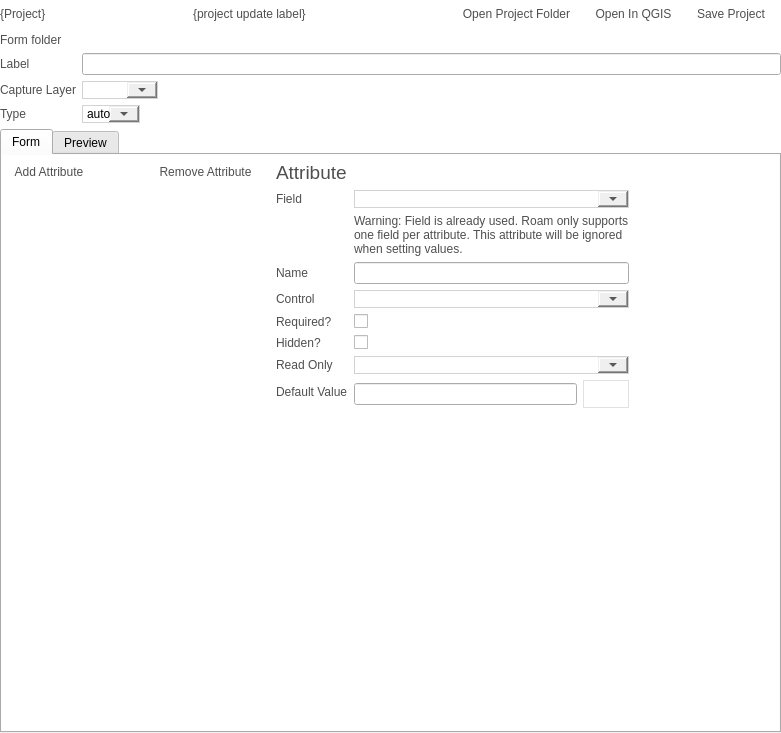
roam-qgis/Roam, file src/configmanager/ui/ui_projectwidget.ui: the form before one commit.
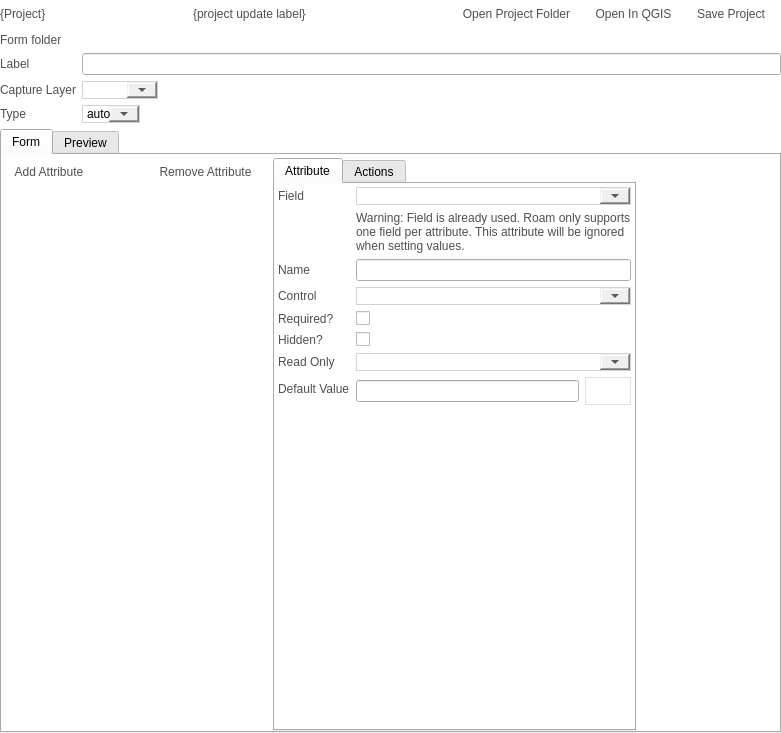
The form after the commit. The open tabs and pages were chosen to show the change. Icons and pictures are not drawn. Custom widgets are drawn as their Qt base class.

Commit message: Fix #156 - Add remember last values action to config manager

What changed in the file:
```diff
--- a/src/configmanager/ui/ui_projectwidget.ui
+++ b/src/configmanager/ui/ui_projectwidget.ui
@@ -484,6 +484,19 @@
                </widget>
               </item>
               <item row="0" column="1">
+               <widget class="QTabWidget" name="tabWidget">
+                <property name="currentIndex">
+                 <number>0</number>
+                </property>
+                <widget class="QWidget" name="tab_3">
+                 <attribute name="title">
+                  <string>Attribute</string>
+                 </attribute>
+                 <layout class="QGridLayout" name="gridLayout_13">
+                  <property name="margin">
+                   <number>0</number>
+                  </property>
+                  <item row="0" column="0">
                <widget class="QFrame" name="widgetframe">
                 <property name="sizePolicy">
                  <sizepolicy hsizetype="Expanding" vsizetype="Preferred">
@@ -507,33 +520,14 @@
                  <property name="bottomMargin">
                   <number>0</number>
                  </property>
-                 <item row="0" column="0">
-                  <widget class="QLabel" name="formHeader_2">
-                   <property name="font">
-                    <font>
-                     <family>Segoe UI</family>
-                     <pointsize>14</pointsize>
-                     <weight>9</weight>
-                     <italic>false</italic>
-                     <bold>false</bold>
-                    </font>
-                   </property>
-                   <property name="text">
-                    <string>Attribute</string>
-                   </property>
-                   <property name="isheader" stdset="0">
-                    <bool>true</bool>
-                   </property>
-                  </widget>
-                 </item>
-                 <item row="2" column="0">
+                     <item row="1" column="0">
                   <widget class="QLabel" name="label_4">
                    <property name="text">
                     <string>Field</string>
                    </property>
                   </widget>
                  </item>
-                 <item row="2" column="1">
+                     <item row="1" column="1">
                   <widget class="QComboBox" name="fieldList">
                    <property name="enabled">
                     <bool>true</bool>
@@ -549,24 +543,37 @@
                    </property>
                   </widget>
                  </item>
-                 <item row="4" column="0">
+                     <item row="2" column="1">
+                      <widget class="QLabel" name="fieldwarninglabel">
+                       <property name="text">
+                        <string>Warning: Field is already used. Roam only supports one field per attribute. This attribute will be ignored when setting values.</string>
+                       </property>
+                       <property name="wordWrap">
+                        <bool>true</bool>
+                       </property>
+                       <property name="warning" stdset="0">
+                        <bool>true</bool>
+                       </property>
+                      </widget>
+                     </item>
+                     <item row="3" column="0">
                   <widget class="QLabel" name="label_11">
                    <property name="text">
                     <string>Name</string>
                    </property>
                   </widget>
                  </item>
-                 <item row="4" column="1">
+                     <item row="3" column="1">
                   <widget class="QLineEdit" name="nameText"/>
                  </item>
-                 <item row="6" column="0">
+                     <item row="5" column="0">
                   <widget class="QLabel" name="label_8">
                    <property name="text">
                     <string>Control</string>
                    </property>
                   </widget>
                  </item>
-                 <item row="6" column="1">
+                     <item row="5" column="1">
                   <widget class="QComboBox" name="widgetCombo">
                    <property name="sizePolicy">
                     <sizepolicy hsizetype="Expanding" vsizetype="Fixed">
@@ -576,7 +583,7 @@
                    </property>
                   </widget>
                  </item>
-                 <item row="7" column="0">
+                     <item row="6" column="0">
                   <widget class="QLabel" name="label_10">
                    <property name="toolTip">
                     <string>&lt;!DOCTYPE HTML PUBLIC &quot;-//W3C//DTD HTML 4.0//EN&quot; &quot;http://www.w3.org/TR/REC-html40/strict.dtd&quot;&gt;
@@ -601,14 +608,14 @@
                    </property>
                   </widget>
                  </item>
-                 <item row="7" column="1">
+                     <item row="6" column="1">
                   <widget class="QCheckBox" name="requiredCheck">
                    <property name="text">
                     <string/>
                    </property>
                   </widget>
                  </item>
-                 <item row="8" column="0">
+                     <item row="7" column="0">
                   <widget class="QLabel" name="label_12">
                    <property name="toolTip">
                     <string>&lt;!DOCTYPE HTML PUBLIC &quot;-//W3C//DTD HTML 4.0//EN&quot; &quot;http://www.w3.org/TR/REC-html40/strict.dtd&quot;&gt;
@@ -633,14 +640,14 @@
                    </property>
                   </widget>
                  </item>
-                 <item row="8" column="1">
+                     <item row="7" column="1">
                   <widget class="QCheckBox" name="hiddenCheck">
                    <property name="text">
                     <string/>
                    </property>
                   </widget>
                  </item>
-                 <item row="9" column="0">
+                     <item row="8" column="0">
                   <widget class="QLabel" name="label_13">
                    <property name="whatsThis">
                     <string>&lt;!DOCTYPE HTML PUBLIC &quot;-//W3C//DTD HTML 4.0//EN&quot; &quot;http://www.w3.org/TR/REC-html40/strict.dtd&quot;&gt;
@@ -656,7 +663,7 @@
                    </property>
                   </widget>
                  </item>
-                 <item row="9" column="1">
+                     <item row="8" column="1">
                   <widget class="QComboBox" name="readonlyCombo">
                    <property name="sizePolicy">
                     <sizepolicy hsizetype="Expanding" vsizetype="Fixed">
@@ -666,14 +673,14 @@
                    </property>
                   </widget>
                  </item>
-                 <item row="10" column="0">
+                     <item row="9" column="0">
                   <widget class="QLabel" name="label">
                    <property name="text">
                     <string>Default Value</string>
                    </property>
                   </widget>
                  </item>
-                 <item row="10" column="1">
+                     <item row="9" column="1">
                   <layout class="QHBoxLayout" name="horizontalLayout_7">
                    <item>
                     <widget class="QLineEdit" name="defaultvalueText"/>
@@ -697,7 +704,7 @@
                    </item>
                   </layout>
                  </item>
-                 <item row="13" column="0" colspan="2">
+                     <item row="12" column="0" colspan="2">
                   <widget class="QFrame" name="widgetFrame_2">
                    <property name="enabled">
                     <bool>true</bool>
@@ -736,20 +743,32 @@
                    </layout>
                   </widget>
                  </item>
-                 <item row="3" column="1">
-                  <widget class="QLabel" name="fieldwarninglabel">
+                    </layout>
+                   </widget>
+                  </item>
+                 </layout>
+                </widget>
+                <widget class="QWidget" name="tab_4">
+                 <attribute name="title">
+                  <string>Actions</string>
+                 </attribute>
+                 <layout class="QFormLayout" name="formLayout">
+                  <item row="0" column="0">
+                   <widget class="QLabel" name="label_15">
                    <property name="text">
-                    <string>Warning: Field is already used. Roam only supports one field per attribute. This attribute will be ignored when setting values.</string>
-                   </property>
-                   <property name="wordWrap">
-                    <bool>true</bool>
-                   </property>
-                   <property name="warning" stdset="0">
-                    <bool>true</bool>
-                   </property>
+                     <string>Save last value</string>
+                    </property>
+                   </widget>
+                  </item>
+                  <item row="0" column="1">
+                   <widget class="QCheckBox" name="savevalueCheck">
+                    <property name="text">
+                     <string/>
+                    </property>
                   </widget>
                  </item>
                 </layout>
+                </widget>
                </widget>
               </item>
              </layout>
```
Left out of the diff: 7 changed lines with no effect on the pictures. Lines whose indentation alone changed are shown as unchanged. The commit also changes 1 other file.
